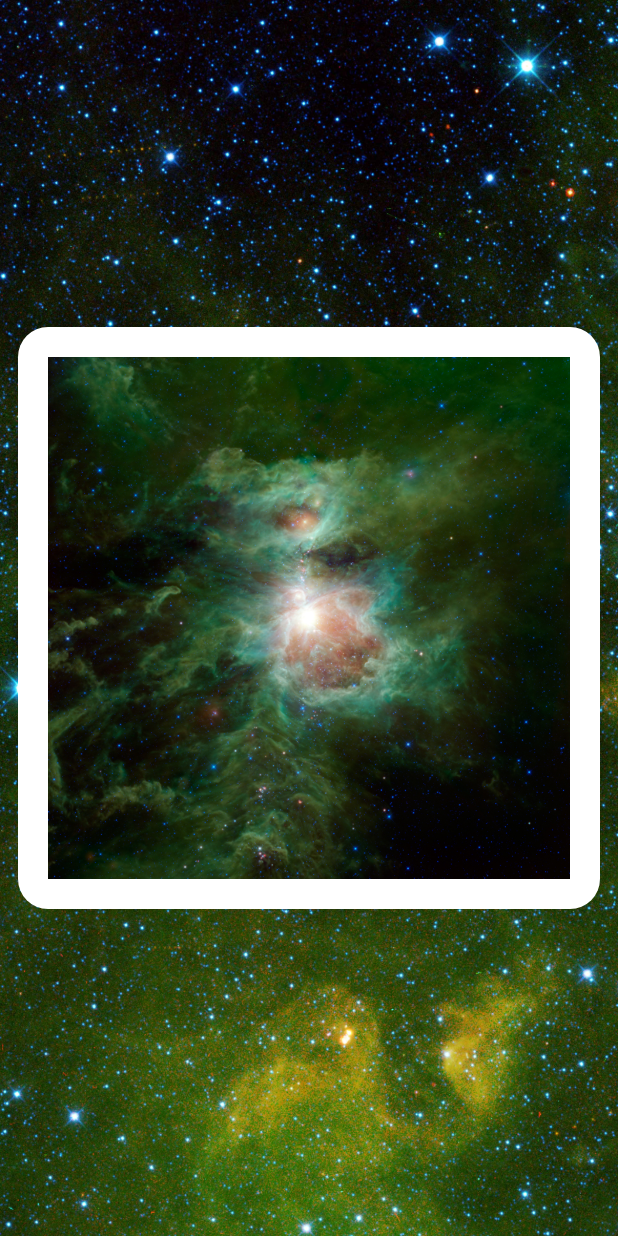
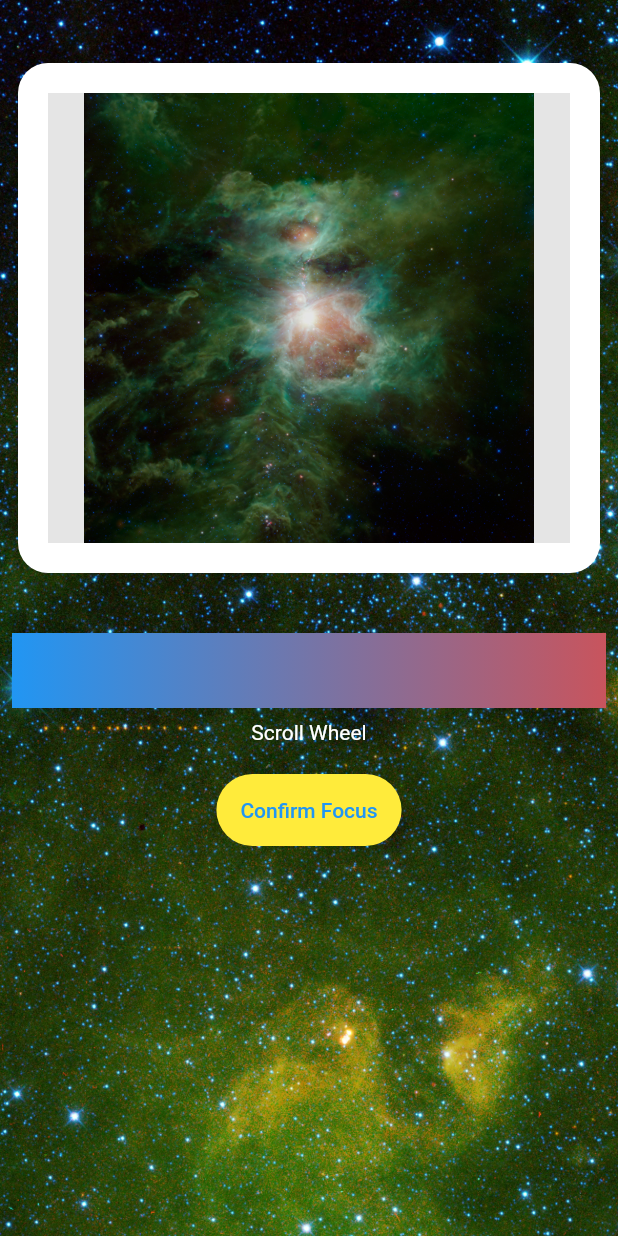
Before and after one commit to technodumb/Space-Scraper, a Flutter app: the Game3Page screen opened directly, on a phone screen of 412 x 824 dp. Run offline on Flutter 3.47's test engine with Material 2 defaults, Android fonts, the phone set to English and light mode, and no system bars.

Commit message:
added game 3

```diff
--- a/lib/controller/game_1_controller.dart
+++ b/lib/controller/game_1_controller.dart
@@ -1,4 +1,3 @@
-import 'package:flutter/cupertino.dart';
 import 'package:flutter/material.dart';
 
 class Game1Controller extends ChangeNotifier {
--- /dev/null
+++ b/lib/controller/game_3_controller.dart
@@ -0,0 +1,15 @@
+import 'package:flutter/material.dart';
+
+class Game3Controller extends ChangeNotifier {
+  final ScrollController _sc = ScrollController();
+
+  double _position = 0;
+
+  double get position => _position;
+
+  ScrollController get sc => _sc;
+  void getPosition() {
+    _position = _sc.position.pixels / 100 - 3;
+    notifyListeners();
+  }
+}
--- a/lib/main.dart
+++ b/lib/main.dart
@@ -1,6 +1,7 @@
 import "package:flutter/material.dart";
 import 'package:provider/provider.dart';
 import 'controller/game_1_controller.dart';
+import 'controller/game_3_controller.dart';
 import 'screens/HomeScreen/home_screen.dart';
 
 void main() {
@@ -21,6 +22,9 @@ class MyApp extends StatelessWidget {
         ChangeNotifierProvider(
           create: (context) => Game1Controller(),
         ),
+        ChangeNotifierProvider(
+          create: (context) => Game3Controller(),
+        ),
       ],
     );
   }
--- a/lib/screens/Game3/game_3.dart
+++ b/lib/screens/Game3/game_3.dart
@@ -1,10 +1,19 @@
+import 'dart:math';
+
 import 'package:flutter/material.dart';
+import 'package:provider/provider.dart';
+import 'package:space_scraper/controller/game_3_controller.dart';
+import 'dart:ui';
 
 class Game3Page extends StatelessWidget {
   const Game3Page({super.key});
 
   @override
   Widget build(BuildContext context) {
+    Game3Controller _controller = Provider.of<Game3Controller>(context);
+    _controller.sc.addListener(_controller.getPosition);
+    Random random = Random();
+    final offset = random.nextInt(4) - 2;
     return SafeArea(
       child: Scaffold(
         body: Stack(
@@ -16,8 +25,11 @@ class Game3Page extends StatelessWidget {
             ),
             Center(
               child: Column(
-                mainAxisAlignment: MainAxisAlignment.spaceAround,
+                // mainAxisAlignment: MainAxisAlignment.spaceAround,
                 children: [
+                  SizedBox(
+                    height: 30,
+                  ),
                   Container(
                     // height: 100,
                     margin: EdgeInsets.all(12),
@@ -28,13 +40,71 @@ class Game3Page extends StatelessWidget {
                       borderRadius: BorderRadius.circular(20),
                     ),
                     child: Center(
-                      child: Image.asset(
-                        'assets/SpacePics/blur1.jpg',
-                        fit: BoxFit.fitWidth,
-                        // height: 100,
+                      child: Container(
+                        height: 300,
+                        decoration: BoxDecoration(
+                          image: DecorationImage(
+                            image: AssetImage(
+                              'assets/SpacePics/blur1.jpg',
+                            ),
+                            fit: BoxFit.contain,
+                          ),
+                        ),
+                        child: ClipRect(
+                          child: BackdropFilter(
+                            filter: ImageFilter.blur(
+                                sigmaX: _controller.position.abs(),
+                                sigmaY: _controller.position.abs()),
+                            child: Container(
+                              color: Colors.black.withOpacity(0.1),
+                            ),
+                          ),
+                        ),
                       ),
                     ),
                   ),
+                  SizedBox(
+                    height: 20,
+                  ),
+                  Padding(
+                    padding: const EdgeInsets.all(8.0),
+                    child: SingleChildScrollView(
+                      controller: _controller.sc,
+                      scrollDirection: Axis.horizontal,
+                      child: Container(
+                        width: 1000,
+                        height: 50,
+                        // color: ,
+                        decoration: BoxDecoration(
+                          gradient: LinearGradient(
+                              begin: Alignment.centerLeft,
+                              end: Alignment.centerRight,
+                              colors: [Colors.blue, Colors.red, Colors.green]),
+                        ),
+                      ),
+                    ),
+                  ),
+                  Text("Scroll Wheel", style: TextStyle(color: Colors.white)),
+                  SizedBox(
+                    height: 20,
+                  ),
+                  TextButton(
+                    style: TextButton.styleFrom(
+                      backgroundColor: Color.fromARGB(255, 255, 235, 59),
+                      shape: RoundedRectangleBorder(
+                        borderRadius: BorderRadius.circular(100),
+                      ),
+                    ),
+                    onPressed: () {
+                      if (_controller.position.abs() < 0.1) {
+                        print('Win');
+                      }
+                    },
+                    child: Padding(
+                      padding: const EdgeInsets.all(8.0),
+                      child: Text("Confirm Focus"),
+                    ),
+                  )
                 ],
               ),
             ),
```
